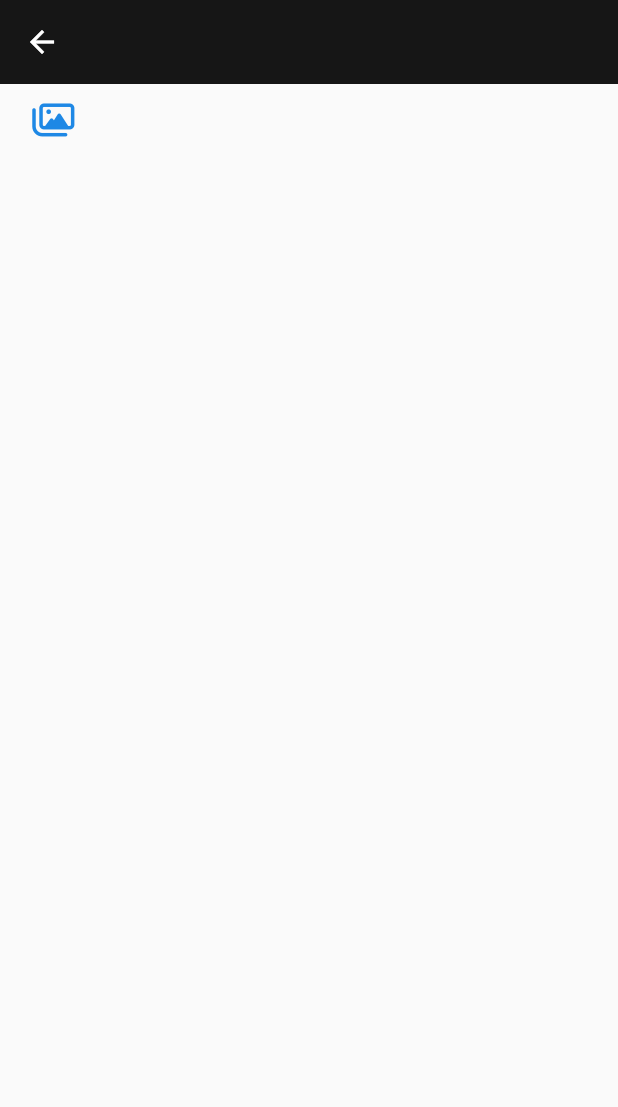
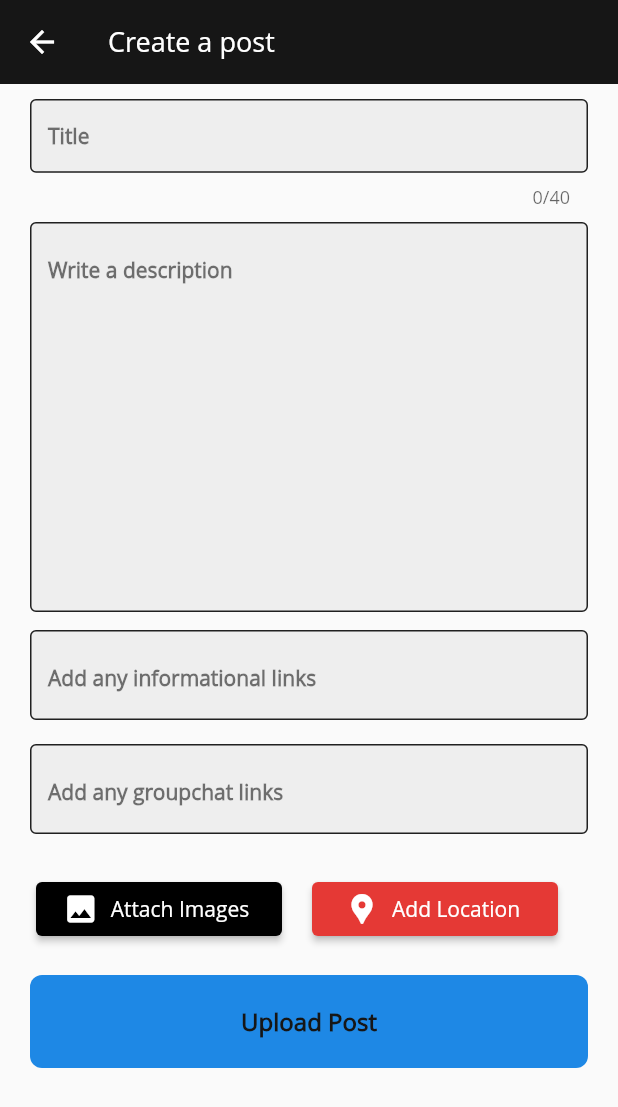
Before and after one commit to RiceGrainRain/vpost---retired, a Flutter app: the CreatePostPage screen opened directly, on a phone screen of 412 x 824 dp. Shown: the top 1107 px of the screen. Run offline on Flutter 3.47's test engine with Material 2 defaults, Android fonts, the phone set to English and light mode, and no system bars; our stand-ins replace cloud_firestore, firebase_auth, firebase_core, flutter_svg, get, google_fonts and 2 more; accounts and stored records are empty.

Commit message:
completed frontend on post page.

```diff
--- /dev/null
+++ b/lib/components/home_components.dart/my_searchbar.dart
@@ -0,0 +1,30 @@
+import 'package:flutter/cupertino.dart';
+import 'package:flutter/material.dart';
+
+class MySearchBar extends StatelessWidget {
+  const MySearchBar({super.key});
+
+  @override
+  Widget build(BuildContext context) {
+    return Padding(
+            padding: const EdgeInsets.symmetric(horizontal: 8.0, vertical: 8.0),
+            child: TextField(
+              style: const TextStyle(color: Colors.white),
+              decoration: InputDecoration(
+                  filled: true,
+                  fillColor: const Color.fromARGB(255, 22, 22, 22),
+                  border: const OutlineInputBorder(
+                      borderSide: BorderSide.none),
+                  hintText: "Find some opportunities",
+                  prefixIcon: Icon(CupertinoIcons.search, color: Colors.blue.shade600),
+                  hintStyle: const TextStyle(color: Colors.white, fontSize: 15),
+                  labelStyle: const TextStyle(
+                      color:  Colors.white,
+                      fontWeight: FontWeight.bold,
+                      fontSize: 14.0,
+                        ),
+                  ),
+            ),
+          );
+  }
+}
--- /dev/null
+++ b/lib/components/post_components/addlocation.dart
@@ -0,0 +1,23 @@
+//Manas Navale - Vpost
+import 'package:flutter/material.dart';
+
+class AddLocation extends StatelessWidget {
+  const AddLocation({
+    super.key,
+  });
+
+  @override
+  Widget build(BuildContext context) {
+    return SizedBox(
+      width: 164,
+      child: ElevatedButton.icon(
+        style: ElevatedButton.styleFrom(
+          backgroundColor: Colors.red[600]
+          ),
+        icon: const Icon(Icons.location_pin, color: Colors.white),
+        label: const Text("Add Location", style: TextStyle(color: Colors.white),),
+        onPressed: () {},
+      ),
+    );
+  }
+}
--- /dev/null
+++ b/lib/components/post_components/attachimages.dart
@@ -0,0 +1,23 @@
+//Manas Navale - Vpost
+import 'package:flutter/material.dart';
+
+class AttachImages extends StatelessWidget {
+  const AttachImages({
+    super.key,
+  });
+
+  @override
+  Widget build(BuildContext context) {
+    return SizedBox(
+      width: 164,
+      child: ElevatedButton.icon(
+        style: ElevatedButton.styleFrom(
+          backgroundColor: Colors.black
+          ),
+        icon: const Icon(Icons.image, color: Colors.white),
+        label: const Text("Attach Images", style: TextStyle(color: Colors.white),),
+        onPressed: () {},
+      ),
+    );
+  }
+}
--- a/lib/components/post_components/my_imagebutton.dart
+++ /dev/null
@@ -1,30 +0,0 @@
-import 'package:flutter/material.dart';
-import 'package:font_awesome_flutter/font_awesome_flutter.dart';
-
-class MyImageButton extends StatelessWidget {
-  final Function()? onPressed;
-
-  const MyImageButton({super.key, required this.onPressed});
-
-  @override
-  Widget build(BuildContext context) {
-    return Align(
-      alignment: Alignment.topLeft,
-      child: Padding(
-        padding: const EdgeInsets.only(left: 10.0),
-        child: IconButton(
-          padding: EdgeInsets.zero,
-          splashColor: Colors.transparent,
-          highlightColor: Colors.transparent,
-          hoverColor: Colors.transparent,
-          onPressed: onPressed,
-          icon: Icon(
-            FontAwesomeIcons.images,
-            color: Colors.blue.shade600,
-            size: 25,
-          ),
-        ),
-      ),
-    );
-  }
-}
--- /dev/null
+++ b/lib/components/post_components/my_linkfield.dart
@@ -0,0 +1,52 @@
+import 'package:flutter/material.dart';
+
+class MyLinkField extends StatelessWidget {
+  // ignore: prefer_typing_uninitialized_variables
+  final controller;
+  final String hintText;
+
+  const MyLinkField(
+      {super.key,
+      required this.controller,
+      required this.hintText,});
+
+  @override
+  Widget build(BuildContext context) {
+    return Padding(
+      padding: const EdgeInsets.symmetric(
+        horizontal: 20.0,
+      ),
+      child: SizedBox(
+        height: 70,
+        child: Padding(
+          padding: const EdgeInsets.only(top: 10),
+          child: TextField(
+            maxLines: 1,
+            cursorColor: Colors.grey.shade600,
+            autocorrect: true,
+            style: const TextStyle(color: Colors.black),
+            textAlign: TextAlign.left,
+            textAlignVertical: TextAlignVertical.center,
+            controller: controller,
+            decoration: InputDecoration(
+              enabledBorder: const OutlineInputBorder(
+                borderSide: BorderSide(color: Colors.black87),
+              ),
+              focusedBorder: const OutlineInputBorder(
+                borderSide: BorderSide(color: Color.fromARGB(255, 22, 22, 22)),
+              ),
+            fillColor: Colors.grey.shade200,
+            filled: true,
+            hintText: hintText,
+            hintStyle: const TextStyle(
+              color: Colors.black54,
+              fontWeight: FontWeight.bold,
+              fontSize: 14.0,
+            ),
+          ),
+          ),
+        ),
+      )
+    );
+  }
+}
--- a/lib/components/post_components/my_post_textfield.dart
+++ /dev/null
@@ -1,45 +0,0 @@
-import 'package:flutter/material.dart';
-
-class MyPostTextField extends StatelessWidget {
-  final controller;
-  final String hintText;
-  final int maxLines;
-
-  const MyPostTextField(
-      {super.key,
-      required this.controller,
-      required this.hintText,
-      required this.maxLines});
-
-  @override
-  Widget build(BuildContext context) {
-    return TextField(
-      style: const TextStyle(color: Colors.white),
-      textAlign: TextAlign.left,
-      textAlignVertical: TextAlignVertical.center,
-      controller: controller,
-      decoration: InputDecoration(
-        enabledBorder: OutlineInputBorder(
-          borderSide: BorderSide(
-            color: Colors.grey.shade900,
-          ),
-          borderRadius: BorderRadius.circular(15.0),
-        ),
-        focusedBorder: OutlineInputBorder(
-          borderSide: const BorderSide(
-            color: Colors.white,
-          ),
-          borderRadius: BorderRadius.circular(15.0),
-        ),
-        fillColor: Colors.grey.shade800,
-        filled: true,
-        floatingLabelStyle: const TextStyle(color: Colors.white),
-        labelStyle: TextStyle(
-          color: Colors.grey.shade200,
-          fontWeight: FontWeight.bold,
-          fontSize: 14.0,
-        ),
-      ),
-    );
-  }
-}
--- a/lib/components/post_components/my_postbutton.dart
+++ b/lib/components/post_components/my_postbutton.dart
@@ -1,4 +1,3 @@
-import 'package:flutter/cupertino.dart';
 import 'package:flutter/material.dart';
 
 class MyPostButton extends StatelessWidget {
@@ -18,9 +17,9 @@ class MyPostButton extends StatelessWidget {
           highlightColor: Colors.transparent,
           hoverColor: Colors.transparent,
           onPressed: onPressed,
-          icon: const Icon(
-            CupertinoIcons.add_circled_solid,
-            color: Color.fromARGB(255,30,195,142),
+          icon: Icon(
+            Icons.add_circle_rounded,
+            color: Colors.blue[600],
             size: 60,
           ),
         ),
--- /dev/null
+++ b/lib/components/post_components/my_postdescrip.dart
@@ -0,0 +1,47 @@
+import 'package:flutter/material.dart';
+
+class MyPostDescription extends StatelessWidget {
+  // ignore: prefer_typing_uninitialized_variables
+  final controller;
+  final String hintText;
+
+  const MyPostDescription(
+      {super.key,
+      required this.controller,
+      required this.hintText,});
+
+  @override
+  Widget build(BuildContext context) {
+    return Padding(
+      padding: const EdgeInsets.symmetric(
+        horizontal: 20.0,
+        vertical: 2.0,
+      ),
+      child: TextField(
+        maxLines: 10,
+        cursorColor: Colors.grey.shade600,
+        autocorrect: true,
+        style: const TextStyle(color: Colors.black),
+        textAlign: TextAlign.left,
+        textAlignVertical: TextAlignVertical.center,
+        controller: controller,
+        decoration: InputDecoration(
+          enabledBorder: const OutlineInputBorder(
+            borderSide: BorderSide(color: Colors.black87),
+          ),
+          focusedBorder: const OutlineInputBorder(
+            borderSide: BorderSide(color: Color.fromARGB(255, 22, 22, 22)),
+          ),
+        fillColor: Colors.grey.shade200,
+        filled: true,
+        hintText: hintText,
+        hintStyle: const TextStyle(
+          color: Colors.black54,
+          fontWeight: FontWeight.bold,
+          fontSize: 14.0,
+        ),
+      ),
+      )
+    );
+  }
+}
--- /dev/null
+++ b/lib/components/post_components/my_posttitle.dart
@@ -0,0 +1,51 @@
+import 'package:flutter/material.dart';
+
+class MyPostTitle extends StatelessWidget {
+  // ignore: prefer_typing_uninitialized_variables
+  final controller;
+  final String hintText;
+
+  const MyPostTitle(
+      {super.key,
+      required this.controller,
+      required this.hintText,});
+
+  @override
+  Widget build(BuildContext context) {
+    return Padding(
+      padding: const EdgeInsets.symmetric(
+        horizontal: 20.0,
+        vertical: 10.0,
+      ),
+      child: SizedBox(
+        height: 70,
+        child: TextField(
+          maxLength: 40,
+          maxLines: 1,
+          cursorColor: Colors.grey.shade600,
+          autocorrect: true,
+          style: const TextStyle(color: Colors.black),
+          textAlign: TextAlign.left,
+          textAlignVertical: TextAlignVertical.center,
+          controller: controller,
+          decoration: InputDecoration(
+            enabledBorder: const OutlineInputBorder(
+              borderSide: BorderSide(color: Colors.black87),
+            ),
+            focusedBorder: const OutlineInputBorder(
+              borderSide: BorderSide(color: Color.fromARGB(255, 22, 22, 22)),
+            ),
+          fillColor: Colors.grey.shade200,
+          filled: true,
+          hintText: hintText,
+          hintStyle: const TextStyle(
+            color: Colors.black54,
+            fontWeight: FontWeight.bold,
+            fontSize: 14.0,
+          ),
+        ),
+        ),
+      )
+    );
+  }
+}
--- /dev/null
+++ b/lib/components/post_components/uploadpost.dart
@@ -0,0 +1,37 @@
+//Manas Navale - Vpost
+import 'package:flutter/material.dart';
+
+class UploadPost extends StatelessWidget {
+  final Function()? onTap;
+
+  const UploadPost({
+    super.key,
+    required this.onTap,
+    }
+  );
+
+  @override
+  Widget build(BuildContext context) {
+    return GestureDetector(
+      onTap: onTap,
+      child: Container(
+        padding: const EdgeInsets.symmetric(horizontal: 30.0, vertical: 20),
+        margin: const EdgeInsets.symmetric(horizontal: 20),
+        decoration: BoxDecoration(
+          color: Colors.blue.shade600,
+          borderRadius: BorderRadius.circular(8.0),
+        ),
+        child: const Center(
+          child: Text(
+            "Upload Post",
+            style: TextStyle(
+              color:  Color.fromARGB(255, 22, 22, 22),
+              fontWeight: FontWeight.bold,
+              fontSize: 16,
+            ),
+          ),
+        ),
+      ),
+    );
+  }
+}
--- a/lib/pages/post_page/create_post.dart
+++ b/lib/pages/post_page/create_post.dart
@@ -1,6 +1,12 @@
 import 'package:flutter/material.dart';
-import 'package:projects/components/post_components/my_imagebutton.dart';
-//import 'package:projects/components/my_post_textfield.dart';
+import 'package:projects/components/post_components/addlocation.dart';
+import 'package:projects/components/post_components/attachimages.dart';
+import 'package:projects/components/post_components/my_linkfield.dart';
+//import 'package:projects/components/post_components/my_imagebutton.dart';
+import 'package:projects/components/post_components/my_postdescrip.dart';
+import 'package:projects/components/post_components/my_posttitle.dart';
+import 'package:projects/components/post_components/uploadpost.dart';
+
 
 
 class CreatePostPage extends StatefulWidget {
@@ -23,17 +29,38 @@ class _CreatePostPageState extends State<CreatePostPage> {
           color: Colors.white,
           onPressed: () => Navigator.pop(context),
         ),
+        title: const Text("Create a post", style: TextStyle(fontSize: 18),),
         backgroundColor: const Color.fromARGB(255, 22, 22, 22),
       ),
        body: SingleChildScrollView(
         physics: const BouncingScrollPhysics(),
         child: Column(
           children: [
-            Row(
-              children: [
-                MyImageButton(onPressed:(){}),
-                //MyPostTextField(controller: titleController, hintText: "Title", maxLines: 1),
-              ],
+            MyPostTitle(controller: titleController, hintText: "Title"),
+            MyPostDescription(controller: descriptionController, hintText: "Write a description"),
+            MyLinkField(controller: infolinkController, hintText: "Add any informational links"),
+            Padding(
+              padding: const EdgeInsets.symmetric(vertical: 6.0),
+              child: MyLinkField(controller: gclinkController, hintText: "Add any groupchat links"),
+            ),
+            const Padding(
+              padding: EdgeInsets.only(top: 20.0),
+              child: Row(
+                children: [
+                  Padding(
+                    padding: EdgeInsets.only(left: 24.0),
+                    child: AttachImages(),
+                  ),
+                  Padding(
+                    padding: EdgeInsets.symmetric(horizontal: 20),
+                    child: AddLocation(),
+                  )
+                ],
+              ),
+            ),
+            Padding(
+              padding: const EdgeInsets.symmetric(vertical: 20.0),
+              child: UploadPost(onTap: (){}),
             )
           ],
         ),
--- a/lib/pages/user_pages/home_page.dart
+++ b/lib/pages/user_pages/home_page.dart
@@ -3,6 +3,7 @@
 import 'package:flutter/cupertino.dart';
 import 'package:flutter/material.dart';
 import 'package:firebase_auth/firebase_auth.dart';
+import 'package:projects/components/home_components.dart/my_searchbar.dart';
 //import 'package:projects/components/my_appbar.dart';
 
 class HomePage extends StatelessWidget {
@@ -25,26 +26,7 @@ class HomePage extends StatelessWidget {
       mainAxisAlignment: MainAxisAlignment.start,
       crossAxisAlignment: CrossAxisAlignment.start,
       children: [
-        Padding(
-          padding: const EdgeInsets.symmetric(horizontal: 8.0, vertical: 8.0),
-          child: TextField(
-            style: const TextStyle(color: Colors.white),
-            decoration: InputDecoration(
-                filled: true,
-                fillColor: const Color.fromARGB(255, 22, 22, 22),
-                border: const OutlineInputBorder(
-                    borderSide: BorderSide.none),
-                hintText: "Find some opportunities",
-                prefixIcon: Icon(CupertinoIcons.search, color: Colors.blue.shade600),
-                hintStyle: const TextStyle(color: Colors.white, fontSize: 15),
-                labelStyle: const TextStyle(
-                    color:  Colors.white,
-                    fontWeight: FontWeight.bold,
-                    fontSize: 14.0,
-                      ),
-                ),
-          ),
-        ),
+        const MySearchBar(),
         const SizedBox(height: 20),
         Expanded(child: ListView(),)
       ],
--- a/pubspec.yaml
+++ b/pubspec.yaml
@@ -46,6 +46,7 @@ dependencies:
   font_awesome_flutter: ^10.5.0
   rive: ^0.11.12
   persistent_bottom_nav_bar: ^5.0.2
+  image_picker: ^1.0.2
 
 dev_dependencies:
   flutter_test:
```
Also changed, not shown: pubspec.lock.
